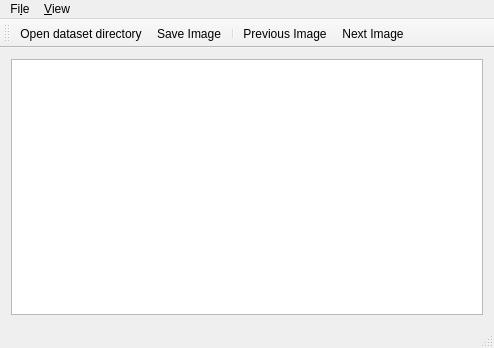
kwon-young/Qt-corrector, file mainwindow.ui: the form before one commit.
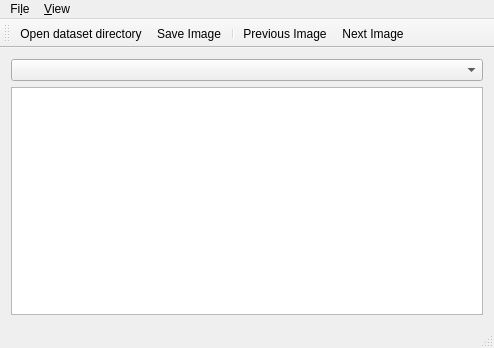
The form after the commit.

Commit message: added combobox to show and choose class

Diff of the .ui file:
```diff
--- a/mainwindow.ui
+++ b/mainwindow.ui
@@ -15,13 +15,16 @@
   </property>
   <widget class="QWidget" name="centralWidget">
    <layout class="QGridLayout" name="gridLayout">
-    <item row="0" column="0">
+    <item row="1" column="0">
      <widget class="QGraphicsView" name="graphicsView">
       <property name="mouseTracking">
        <bool>true</bool>
       </property>
      </widget>
     </item>
+    <item row="0" column="0">
+     <widget class="QComboBox" name="classComboBox"/>
+    </item>
    </layout>
   </widget>
   <widget class="QMenuBar" name="menuBar">
```
Left out of the diff: 19 changed lines with no effect on the pictures. The commit also changes 4 other files.
